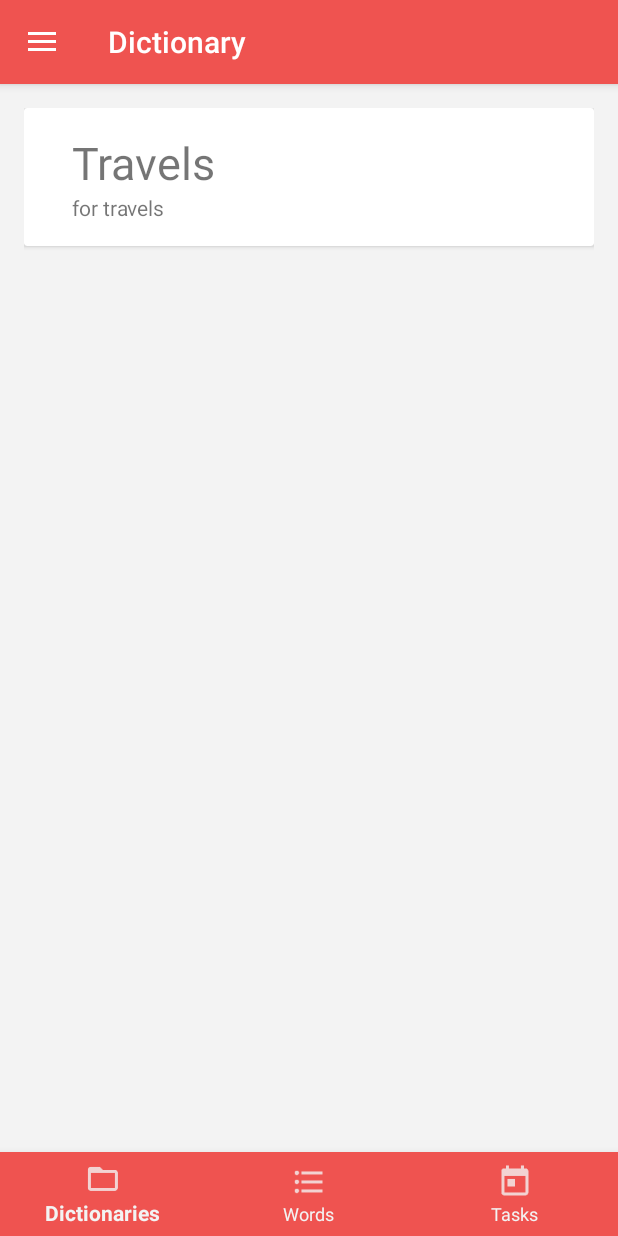
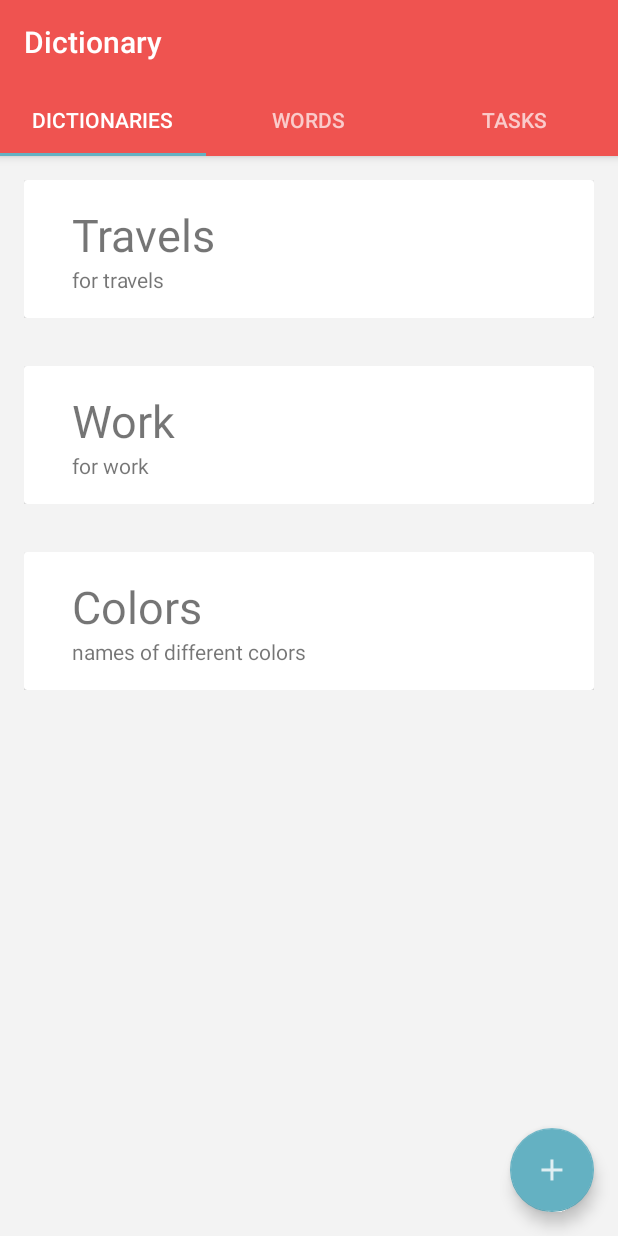
Before and after one commit to RusanovaMaria/EnglishDictionary, an Android app: the screen it shows after launch (MainActivity), on a phone screen of 412 x 824 dp. Run offline under Robolectric (Android 15) with nearby library versions, the phone set to English and light mode, and no system bars.

Commit message:
навигация приложения перестроена на постраничную

```diff
--- /dev/null
+++ b/app/src/main/java/com/rusanova/englishdictionary/AppBarPagerAdapter.java
@@ -0,0 +1,38 @@
+package com.rusanova.englishdictionary;
+
+import android.support.v4.app.Fragment;
+import android.support.v4.app.FragmentManager;
+import android.support.v4.app.FragmentPagerAdapter;
+
+public class AppBarPagerAdapter extends FragmentPagerAdapter {
+    private static final int PAGE_QUANTITY = 3;
+
+    public AppBarPagerAdapter(FragmentManager fragmentManager) {
+        super(fragmentManager);
+    }
+    @Override
+    public int getCount() {
+        return PAGE_QUANTITY;
+    }
+
+    @Override
+    public Fragment getItem(int position) {
+        switch (position) {
+            case 0:
+                return new DictionaryListFragment();
+        }
+        return new DictionaryListFragment();
+    }
+
+    public CharSequence getPageTitle(int position){
+        switch (position) {
+            case 0:
+                return "Dictionaries";
+            case 1:
+                return "Words";
+            case 2:
+                return "Tasks";
+        }
+        return "Dictionaries";
+    }
+}
--- a/app/src/main/java/com/rusanova/englishdictionary/DictionaryList.java
+++ b/app/src/main/java/com/rusanova/englishdictionary/DictionaryList.java
@@ -14,7 +14,7 @@ public class DictionaryList {
        mDictionaries = new ArrayList<>();
        mDictionaries.add(new Dictionary("Travels", "for travels"));
        mDictionaries.add(new Dictionary("Work", "for work"));
-       mDictionaries.add(new Dictionary("Colors", "names for different colors"));
+       mDictionaries.add(new Dictionary("Colors", "names of different colors"));
     }
 
     public List<Dictionary> getDictionaries() {
--- a/app/src/main/java/com/rusanova/englishdictionary/DictionaryListFragment.java
+++ b/app/src/main/java/com/rusanova/englishdictionary/DictionaryListFragment.java
@@ -11,12 +11,11 @@ import android.view.View;
 import android.view.ViewGroup;
 
 public class DictionaryListFragment extends Fragment {
+    private static final int PAGE_NUMBER = 1;
 
     public DictionaryListFragment() {
 
     }
-
-
 
     @Override
     public void onCreate(Bundle savedInstanceState) {
--- a/app/src/main/java/com/rusanova/englishdictionary/MainActivity.java
+++ b/app/src/main/java/com/rusanova/englishdictionary/MainActivity.java
@@ -2,21 +2,21 @@ package com.rusanova.englishdictionary;
 
 import android.net.Uri;
 import android.os.Bundle;
+import android.support.design.widget.FloatingActionButton;
 import android.support.design.widget.NavigationView;
-import android.support.v4.app.Fragment;
-import android.support.v4.app.FragmentTransaction;
+import android.support.design.widget.Snackbar;
+import android.support.design.widget.TabLayout;
 import android.support.v4.view.GravityCompat;
+import android.support.v4.view.ViewPager;
 import android.support.v4.widget.DrawerLayout;
 import android.support.v7.app.ActionBarDrawerToggle;
 import android.support.v7.app.AppCompatActivity;
 import android.support.v7.widget.Toolbar;
 import android.view.Menu;
 import android.view.MenuItem;
+import android.view.View;
 
-public class MainActivity extends AppCompatActivity
-        implements NavigationView.OnNavigationItemSelectedListener {
-
-    private static final String SHOW_DICTIONARY_LIST = "showDictionaryList";
+public class MainActivity extends AppCompatActivity {
 
     @Override
     protected void onCreate(Bundle savedInstanceState) {
@@ -25,65 +25,23 @@ public class MainActivity extends AppCompatActivity
         Toolbar toolbar = (Toolbar) findViewById(R.id.toolbar);
         setSupportActionBar(toolbar);
 
-        DrawerLayout drawer = (DrawerLayout) findViewById(R.id.drawer_layout);
-        ActionBarDrawerToggle toggle = new ActionBarDrawerToggle(
-                this, drawer, toolbar, R.string.navigation_drawer_open, R.string.navigation_drawer_close);
-        drawer.addDrawerListener(toggle);
-        toggle.syncState();
+        AppBarPagerAdapter pagerAdapter =
+                new AppBarPagerAdapter(getSupportFragmentManager());
+        ViewPager pager = (ViewPager) findViewById(R.id.pager);
+        pager.setAdapter(pagerAdapter);
 
-        NavigationView navigationView = (NavigationView) findViewById(R.id.nav_view);
-        navigationView.setNavigationItemSelectedListener(this);
+        //Attach the ViewPager to the TabLayout
+        TabLayout tabLayout = (TabLayout) findViewById(R.id.tabs);
+        tabLayout.setupWithViewPager(pager);
 
+        FloatingActionButton fab = (FloatingActionButton) findViewById(R.id.fab);
+        fab.setOnClickListener(new View.OnClickListener() {
+            @Override
+            public void onClick(View view) {
+                Snackbar.make(view, "Replace with your own action", Snackbar.LENGTH_LONG)
+                        .setAction("Action", null).show();
+            }
+        });
     }
 
-    @Override
-    public void onBackPressed() {
-        DrawerLayout drawer = (DrawerLayout) findViewById(R.id.drawer_layout);
-        if (drawer.isDrawerOpen(GravityCompat.START)) {
-            drawer.closeDrawer(GravityCompat.START);
-        } else {
-            super.onBackPressed();
-        }
-    }
-
-    @Override
-    public boolean onCreateOptionsMenu(Menu menu) {
-        // Inflate the menu; this adds items to the action bar if it is present.
-       // getMenuInflater().inflate(R.menu.main, menu);
-        return true;
-    }
-
-    @Override
-    public boolean onOptionsItemSelected(MenuItem item) {
-        // Handle action bar item clicks here. The action bar will
-        // automatically handle clicks on the Home/Up button, so long
-        // as you specify a parent activity in AndroidManifest.xml.
-        int id = item.getItemId();
-
-        //noinspection SimplifiableIfStatement
-        if (id == R.id.action_settings) {
-            return true;
-        }
-
-        return super.onOptionsItemSelected(item);
-    }
-
-    @SuppressWarnings("StatementWithEmptyBody")
-    @Override
-    public boolean onNavigationItemSelected(MenuItem item) {
-        // Handle navigation view item clicks here.
-        int id = item.getItemId();
-
-        if (id == R.id.nav_manage) {
-
-        }
-
-        DrawerLayout drawer = (DrawerLayout) findViewById(R.id.drawer_layout);
-        drawer.closeDrawer(GravityCompat.START);
-        return true;
-    }
-
-    public  void onFragmentInteraction(Uri uri) {
-
-    }
 }
--- a/app/src/main/res/layout/activity_main.xml
+++ b/app/src/main/res/layout/activity_main.xml
@@ -1,13 +1,7 @@
 <?xml version="1.0" encoding="utf-8"?>
-<LinearLayout
+<android.support.v4.widget.DrawerLayout
     xmlns:android="http://schemas.android.com/apk/res/android"
-    xmlns:app="http://schemas.android.com/apk/res-auto"
     xmlns:tools="http://schemas.android.com/tools"
-    android:layout_width="match_parent"
-    android:layout_height="match_parent"
-    android:orientation="vertical">
-
-<android.support.v4.widget.DrawerLayout
     android:id="@+id/drawer_layout"
     android:layout_width="match_parent"
     android:layout_height="match_parent"
@@ -19,31 +13,4 @@
         layout="@layout/app_bar_main"
         android:layout_width="match_parent"
         android:layout_height="match_parent" />
-
-   <android.support.design.widget.NavigationView
-        android:id="@+id/nav_view"
-        android:layout_width="wrap_content"
-        android:layout_height="match_parent"
-        android:layout_gravity="start"
-        android:fitsSystemWindows="true"
-        app:headerLayout="@layout/nav_header_main"
-        app:menu="@menu/activity_main_drawer" />
-
-<RelativeLayout
-    android:layout_width="match_parent"
-    android:layout_height="match_parent">
-
-
-    <android.support.design.widget.BottomNavigationView
-        android:id="@+id/bottom_navigation"
-        android:layout_width="match_parent"
-        android:layout_height="wrap_content"
-        android:layout_alignParentBottom="true"
-        app:itemBackground="@color/colorPrimary"
-        app:itemIconTint="@color/backgroundColor"
-        app:itemTextColor="@color/backgroundColor"
-        app:menu="@menu/menu_bottom_navigation" />
-
-</RelativeLayout>
 </android.support.v4.widget.DrawerLayout>
-</LinearLayout>
--- a/app/src/main/res/layout/app_bar_main.xml
+++ b/app/src/main/res/layout/app_bar_main.xml
@@ -15,11 +15,28 @@
             android:id="@+id/toolbar"
             android:layout_width="match_parent"
             android:layout_height="?attr/actionBarSize"
-            android:background="?attr/colorPrimary"
+            android:background="@color/colorPrimary"
+            app:layout_scrollFlags="scroll|enterAlways"
             app:popupTheme="@style/AppTheme.PopupOverlay" />
+
+        <android.support.design.widget.TabLayout
+            android:id="@+id/tabs"
+            android:layout_width="match_parent"
+            android:layout_height="wrap_content"
+            />
 
     </android.support.design.widget.AppBarLayout>
 
+
+
     <include layout="@layout/content_main" />
 
+    <android.support.design.widget.FloatingActionButton
+        android:id="@+id/fab"
+        android:layout_width="wrap_content"
+        android:layout_height="wrap_content"
+        android:layout_gravity="bottom|end"
+        android:layout_margin="@dimen/fab_margin"
+        app:srcCompat="@drawable/ic_floating_button_add" />
+
 </android.support.design.widget.CoordinatorLayout>
--- a/app/src/main/res/layout/card_view.xml
+++ b/app/src/main/res/layout/card_view.xml
@@ -1,6 +1,7 @@
 <?xml version="1.0" encoding="utf-8"?>
 <LinearLayout xmlns:android="http://schemas.android.com/apk/res/android"
-    android:layout_width="match_parent" android:layout_height="match_parent"
+    android:layout_width="match_parent"
+    android:layout_height="wrap_content"
     android:padding="16dp"
     >
 
--- a/app/src/main/res/layout/content_main.xml
+++ b/app/src/main/res/layout/content_main.xml
@@ -1,18 +1,8 @@
 <?xml version="1.0" encoding="utf-8"?>
-
-<LinearLayout xmlns:android="http://schemas.android.com/apk/res/android"
+<android.support.v4.view.ViewPager
+    xmlns:android="http://schemas.android.com/apk/res/android"
     xmlns:app="http://schemas.android.com/apk/res-auto"
-    xmlns:tools="http://schemas.android.com/tools"
-    android:id="@+id/content"
+    android:id="@+id/pager"
     android:layout_width="match_parent"
     android:layout_height="match_parent"
-    android:layout_gravity="bottom"
-    android:orientation="vertical">
-
-    <fragment
-        android:name="com.rusanova.englishdictionary.DictionaryListFragment"
-        android:layout_marginTop="?attr/actionBarSize"
-        android:layout_width="match_parent"
-        android:layout_height="match_parent" />
-
-</LinearLayout>
+    app:layout_behavior="@string/appbar_scrolling_view_behavior" />
--- a/app/src/main/res/layout/fragment_dictionary_list.xml
+++ b/app/src/main/res/layout/fragment_dictionary_list.xml
@@ -5,7 +5,7 @@
     android:id="@+id/list"
     android:name="com.rusanova.todolist.ItemFragment"
     android:layout_width="match_parent"
-    android:layout_height="wrap_content"
+    android:layout_height="match_parent"
     android:layout_marginLeft="16dp"
     android:layout_marginRight="16dp"
     app:layoutManager="LinearLayoutManager"
```
